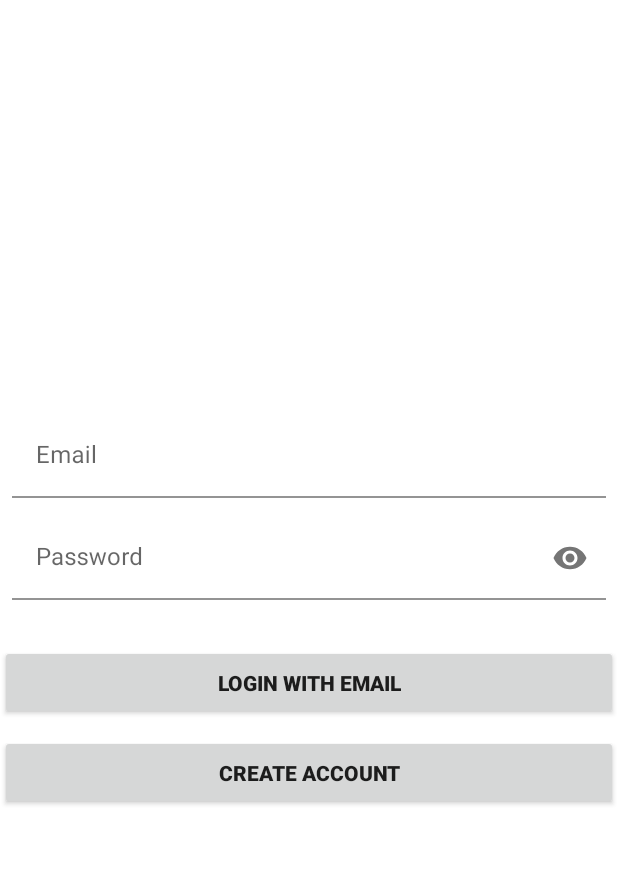
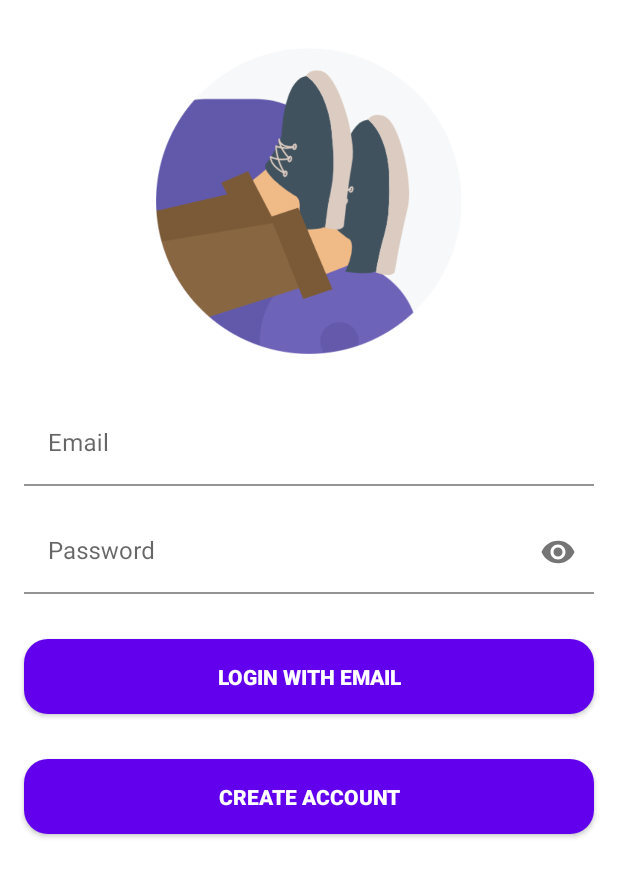
Before and after one commit to prossir/udacity_kotlin_capstone_1, an Android app: the LoginFragment screen opened through its navigation route, on a phone screen of 412 x 824 dp. Shown: the top 877 px of the screen. Run offline under Robolectric (Android 15) with nearby library versions, the phone set to English and light mode, and no system bars; our stand-ins replace data binding, navigation-ui; 2 statements that could not run were skipped.

Commit message:
Missing styling and strings.

```diff
--- a/app/src/main/java/paolo/udacity/color/my/shoestoreinventorycapstone_1/features/authentication/login/view/LoginFragment.kt
+++ b/app/src/main/java/paolo/udacity/color/my/shoestoreinventorycapstone_1/features/authentication/login/view/LoginFragment.kt
@@ -15,6 +15,7 @@ import com.google.android.material.snackbar.Snackbar
 import paolo.udacity.color.my.shoestoreinventorycapstone_1.R
 import paolo.udacity.color.my.shoestoreinventorycapstone_1.databinding.FragmentLoginBinding
 import paolo.udacity.color.my.shoestoreinventorycapstone_1.features.main.view.MainViewModel
+import paolo.udacity.color.my.shoestoreinventorycapstone_1.utils.extensions.hideKeyboard
 
 
 class LoginFragment : Fragment() {
@@ -45,6 +46,7 @@ class LoginFragment : Fragment() {
     }
 
     private fun setSuccessOnLoginInInUi() {
+        hideKeyboard()
         setLoadingIndicator(true)
         Snackbar.make(requireActivity().findViewById(android.R.id.content),
                 "Welcome back!", Snackbar.LENGTH_LONG).show()
@@ -54,12 +56,13 @@ class LoginFragment : Fragment() {
     }
 
     private fun setSuccessOnCreatingAccountInUi() {
+        hideKeyboard()
         setLoadingIndicator(true)
         Snackbar.make(requireActivity().findViewById(android.R.id.content),
                 "Welcome! We hope you enjoy your visit.", Snackbar.LENGTH_LONG).show()
         Handler(Looper.getMainLooper()).postDelayed({
             requireView().findNavController().navigate(LoginFragmentDirections.actionLoginFragmentToWelcomeFragment())
-        }, 5000)
+        }, 4000)
     }
 
     private fun setLoadingIndicator(isLoading: Boolean) {
--- a/app/src/main/java/paolo/udacity/color/my/shoestoreinventorycapstone_1/features/main/view/MainActivity.kt
+++ b/app/src/main/java/paolo/udacity/color/my/shoestoreinventorycapstone_1/features/main/view/MainActivity.kt
@@ -53,6 +53,7 @@ class MainActivity : AppCompatActivity() {
         drawerLayout = binding.drawerLayout
         val navigationController = findNavController(R.id.f_nav_host)
         navigationController.addOnDestinationChangedListener { _, destination, _ ->
+            // supportActionBar consistency logic
             when(destination.id) {
                 R.id.splashFragment, R.id.loginFragment, R.id.welcomeFragment,
                 R.id.instructionsFragment -> {
@@ -63,6 +64,11 @@ class MainActivity : AppCompatActivity() {
                     supportActionBar?.show()
                     drawerLayout.setDrawerLockMode(DrawerLayout.LOCK_MODE_UNLOCKED)
                 }
+            }
+
+            // shoe reset
+            if(destination.id == R.id.listShoesFragment) {
+                viewModel.resetShoeData()
             }
         }
 
--- a/app/src/main/java/paolo/udacity/color/my/shoestoreinventorycapstone_1/features/shoe_management/list_shoes/view/ListShoesFragment.kt
+++ b/app/src/main/java/paolo/udacity/color/my/shoestoreinventorycapstone_1/features/shoe_management/list_shoes/view/ListShoesFragment.kt
@@ -75,9 +75,8 @@ class ListShoesFragment : Fragment() {
     }
 
     private fun goToAddShoes() {
-        if(viewModel.canGoToShoeCreation) {
+        if(viewModel.canGoToShoeCreation.getAndSet(false)) {
             requireView().findNavController().navigate(ListShoesFragmentDirections.actionListShoesFragmentToCreateShoeFragment())
-            viewModel.canGoToShoeCreation = false
         }
     }
 
--- a/app/src/main/java/paolo/udacity/color/my/shoestoreinventorycapstone_1/features/shoe_management/welcome/view/WelcomeFragment.kt
+++ b/app/src/main/java/paolo/udacity/color/my/shoestoreinventorycapstone_1/features/shoe_management/welcome/view/WelcomeFragment.kt
@@ -45,9 +45,8 @@ class WelcomeFragment : Fragment() {
     }
 
     private fun goToInstructions() {
-        if(viewModel.canGoToInstructions) {
+        if(viewModel.canGoToInstructions.getAndSet(false)) {
             requireView().findNavController().navigate(WelcomeFragmentDirections.actionWelcomeFragmentToInstructionsFragment())
-            viewModel.canGoToInstructions = false
         }
     }
 
--- a/app/src/main/java/paolo/udacity/color/my/shoestoreinventorycapstone_1/utils/db/dao/UserDao.kt
+++ b/app/src/main/java/paolo/udacity/color/my/shoestoreinventorycapstone_1/utils/db/dao/UserDao.kt
@@ -43,8 +43,8 @@ abstract class UserDao : BaseDao<UserEntity>, KoinComponent {
     @Query("SELECT * FROM UserEntity WHERE is_logged = :isLogged")
     abstract suspend fun findLogged(isLogged: Boolean): UserEntity?
 
-    @Query("UPDATE UserEntity SET is_logged = 1")
-    abstract suspend fun logout()
+    @Query("UPDATE UserEntity SET is_logged = :isLogged")
+    abstract suspend fun logout(isLogged: Boolean = false)
 
     @Query("DELETE FROM UserEntity")
     abstract suspend fun cleanTable()
--- /dev/null
+++ b/app/src/main/res/drawable/rounded_primary_background.xml
@@ -0,0 +1,13 @@
+<?xml version="1.0" encoding="utf-8"?>
+<shape xmlns:android="http://schemas.android.com/apk/res/android"
+    android:shape="rectangle">
+
+    <padding
+        android:left="20dp"
+        android:right="20dp" />
+
+    <corners android:radius="16dp"/>
+
+    <solid android:color="@color/primary"/>
+
+</shape>
--- a/app/src/main/res/layout/activity_main.xml
+++ b/app/src/main/res/layout/activity_main.xml
@@ -21,7 +21,8 @@
                     android:id="@+id/toolbar"
                     android:layout_width="match_parent"
                     android:layout_height="?attr/actionBarSize"
-                    android:background="?attr/colorPrimary" />
+                    android:background="?attr/colorPrimary"
+                    app:theme="@style/ThemeOverlay.AppCompat.Dark.ActionBar" />
 
             </com.google.android.material.appbar.AppBarLayout>
 
--- a/app/src/main/res/layout/fragment_create_shoe.xml
+++ b/app/src/main/res/layout/fragment_create_shoe.xml
@@ -126,11 +126,14 @@
             android:layout_marginStart="8dp"
             android:layout_marginTop="20dp"
             android:layout_marginEnd="8dp"
+            android:background="@drawable/rounded_complementary_background"
+            android:elevation="10dp"
             android:gravity="center"
             android:onClick="@{_ -> asCreateShoeViewModel.cancelShoeCreation()}"
             android:paddingTop="15dp"
             android:paddingBottom="15dp"
             android:text="Cancel"
+            android:textColor="@color/white"
             android:textStyle="bold"
             app:layout_constraintEnd_toStartOf="@+id/b_create_shoe"
             app:layout_constraintStart_toStartOf="parent"
@@ -143,11 +146,14 @@
             android:layout_marginStart="8dp"
             android:layout_marginTop="20dp"
             android:layout_marginEnd="8dp"
+            android:background="@drawable/rounded_primary_background"
+            android:elevation="10dp"
             android:gravity="center"
             android:onClick="@{_ -> asCreateShoeViewModel.createShoe()}"
             android:paddingTop="15dp"
             android:paddingBottom="15dp"
             android:text="Create"
+            android:textColor="@color/white"
             android:textStyle="bold"
             app:layout_constraintEnd_toEndOf="parent"
             app:layout_constraintStart_toEndOf="@+id/b_cancel_shoe_creation"
--- a/app/src/main/res/layout/fragment_login.xml
+++ b/app/src/main/res/layout/fragment_login.xml
@@ -13,14 +13,27 @@
         android:layout_width="match_parent"
         android:layout_height="match_parent">
 
+        <ImageView
+            android:id="@+id/iv_shoe_store_logo"
+            android:layout_width="0dp"
+            android:layout_height="0dp"
+            android:layout_margin="32dp"
+            android:contentDescription="The logo of the app"
+            android:scaleType="fitCenter"
+            android:src="@drawable/capstone_1_logo"
+            app:layout_constraintBottom_toTopOf="@id/tl_email"
+            app:layout_constraintEnd_toEndOf="parent"
+            app:layout_constraintStart_toStartOf="parent"
+            app:layout_constraintTop_toTopOf="parent" />
+
         <com.google.android.material.textfield.TextInputLayout
             android:id="@+id/tl_email"
             android:layout_width="match_parent"
             android:layout_height="wrap_content"
-            android:layout_marginLeft="8dp"
-            android:layout_marginTop="5dp"
-            android:layout_marginRight="8dp"
-            android:layout_marginBottom="12dp"
+            android:layout_marginStart="16dp"
+            android:layout_marginTop="8dp"
+            android:layout_marginEnd="16dp"
+            android:layout_marginBottom="16dp"
             app:boxBackgroundColor="@color/white"
             app:layout_constraintBottom_toTopOf="@+id/tl_password"
             app:layout_constraintEnd_toEndOf="parent"
@@ -41,9 +54,10 @@
             android:id="@+id/tl_password"
             android:layout_width="match_parent"
             android:layout_height="wrap_content"
-            android:layout_marginLeft="8dp"
-            android:layout_marginRight="8dp"
-            android:layout_marginBottom="12dp"
+            android:layout_marginStart="16dp"
+            android:layout_marginTop="8dp"
+            android:layout_marginEnd="16dp"
+            android:layout_marginBottom="16dp"
             app:boxBackgroundColor="@color/white"
             app:layout_constraintBottom_toTopOf="@+id/g_50_vertical"
             app:layout_constraintEnd_toEndOf="parent"
@@ -67,12 +81,18 @@
             android:id="@+id/b_email_login"
             android:layout_width="0dp"
             android:layout_height="wrap_content"
+            android:layout_marginStart="16dp"
             android:layout_marginTop="30dp"
+            android:layout_marginEnd="16dp"
+            android:layout_marginBottom="16dp"
+            android:background="@drawable/rounded_primary_background"
+            android:elevation="10dp"
             android:gravity="center"
             android:onClick="@{_ -> asLoginViewModel.login()}"
             android:paddingTop="15dp"
             android:paddingBottom="15dp"
             android:text="@string/b_text_login_with_email"
+            android:textColor="@color/white"
             android:textStyle="bold"
             app:layout_constraintEnd_toEndOf="parent"
             app:layout_constraintStart_toStartOf="parent"
@@ -82,12 +102,18 @@
             android:id="@+id/b_create_account"
             android:layout_width="0dp"
             android:layout_height="wrap_content"
-            android:layout_marginTop="10dp"
+            android:layout_marginStart="16dp"
+            android:layout_marginTop="30dp"
+            android:layout_marginEnd="16dp"
+            android:layout_marginBottom="16dp"
+            android:background="@drawable/rounded_primary_background"
+            android:elevation="10dp"
             android:gravity="center"
             android:onClick="@{_ -> asLoginViewModel.createAccount()}"
             android:paddingTop="15dp"
             android:paddingBottom="15dp"
             android:text="@string/b_text_create_account"
+            android:textColor="@color/white"
             android:textStyle="bold"
             app:layout_constraintEnd_toEndOf="parent"
             app:layout_constraintStart_toStartOf="parent"
@@ -105,7 +131,7 @@
             android:layout_width="wrap_content"
             android:layout_height="wrap_content"
             android:visibility="visible"
-            app:constraint_referenced_ids="tl_email, tl_password, b_email_login, b_create_account" />
+            app:constraint_referenced_ids="iv_shoe_store_logo, tl_email, tl_password, b_email_login, b_create_account" />
 
         <com.airbnb.lottie.LottieAnimationView
             android:id="@+id/lav_loader"
--- a/app/src/main/res/layout/fragment_welcome.xml
+++ b/app/src/main/res/layout/fragment_welcome.xml
@@ -19,7 +19,7 @@
             android:layout_margin="20dp"
             android:text="Capstone 1 - Shoe Store"
             android:textAlignment="center"
-            android:textColor="@color/design_default_color_primary"
+            android:textColor="@color/primary"
             android:textSize="26sp"
             android:textStyle="bold"
             app:layout_constraintBottom_toTopOf="@+id/tv_welcome_description" />
@@ -43,11 +43,14 @@
             android:layout_width="0dp"
             android:layout_height="wrap_content"
             android:layout_margin="20dp"
+            android:background="@drawable/rounded_primary_background"
+            android:elevation="10dp"
             android:gravity="center"
             android:onClick="@{_ -> asWelcomeViewModel.goToInstructions(true)}"
             android:paddingTop="15dp"
             android:paddingBottom="15dp"
             android:text="Go to instructions"
+            android:textColor="@color/white"
             android:textStyle="bold"
             app:layout_constraintEnd_toEndOf="parent"
             app:layout_constraintStart_toStartOf="parent"
--- a/app/src/main/res/values/colors.xml
+++ b/app/src/main/res/values/colors.xml
@@ -1,7 +1,8 @@
 <?xml version="1.0" encoding="utf-8"?>
 <resources>
     <color name="purple_200">#FFBB86FC</color>
-    <color name="purple_500">#FF6200EE</color>
+    <color name="primary">#FF6200EE</color>
+    <color name="primary_complementary">#FFa88627</color>
     <color name="purple_700">#FF3700B3</color>
     <color name="teal_200">#FF03DAC5</color>
     <color name="teal_700">#FF018786</color>
--- a/app/src/main/res/values/themes.xml
+++ b/app/src/main/res/values/themes.xml
@@ -2,7 +2,7 @@
     <!-- Base application theme. -->
     <style name="Theme.ShoeStoreInventoryCapstone_1" parent="Theme.MaterialComponents.DayNight.DarkActionBar">
         <!-- Primary brand color. -->
-        <item name="colorPrimary">@color/purple_500</item>
+        <item name="colorPrimary">@color/primary</item>
         <item name="colorPrimaryVariant">@color/purple_700</item>
         <item name="colorOnPrimary">@color/white</item>
         <!-- Secondary brand color. -->
```
Also changed, not shown: app/src/main/java/paolo/udacity/color/my/shoestoreinventorycapstone_1/features/main/view/MainViewModel.kt (+7 -8 lines), app/src/main/java/paolo/udacity/color/my/shoestoreinventorycapstone_1/features/shoe_management/create_shoe/view/CreateShoeFragment.kt (+9 -8 lines), app/src/main/res/drawable/rounded_complementary_background.xml (added, +13 -0 lines), app/src/main/res/layout/fragment_instructions.xml (+8 -5 lines), app/src/main/res/layout/fragment_splash.xml (+35 -14 lines), app/src/main/res/layout/fragment_view_shoe_detail.xml (deleted, +0 -8 lines).
